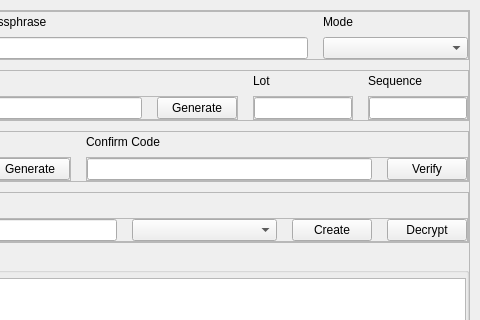
Before: the Qt Designer form desktop/ui/bip38.ui in talonlab/bip38-desktop, drawn with Qt 5; both pictures show x 324 to 804 and y 0 to 320 of the 804 by 460 pixel window.
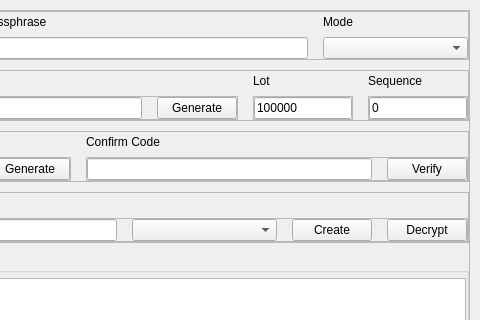
After: the same form once the commit is applied. The open tabs and pages were chosen to show the change.

Commit message: Update: intermediate passphrase validation

Patch:
```diff
--- a/desktop/ui/bip38.ui
+++ b/desktop/ui/bip38.ui
@@ -1118,7 +1118,11 @@
                      <number>0</number>
                     </property>
                     <item>
-                     <widget class="QLineEdit" name="ecLotQLineEdit"/>
+                     <widget class="QLineEdit" name="ecLotQLineEdit">
+                      <property name="text">
+                       <string>100000</string>
+                      </property>
+                     </widget>
                     </item>
                    </layout>
                   </widget>
@@ -1223,6 +1227,9 @@
                         <height>0</height>
                        </size>
                       </property>
+                      <property name="text">
+                       <string>0</string>
+                      </property>
                      </widget>
                     </item>
                    </layout>
```
The commit also changes 2 other files.
